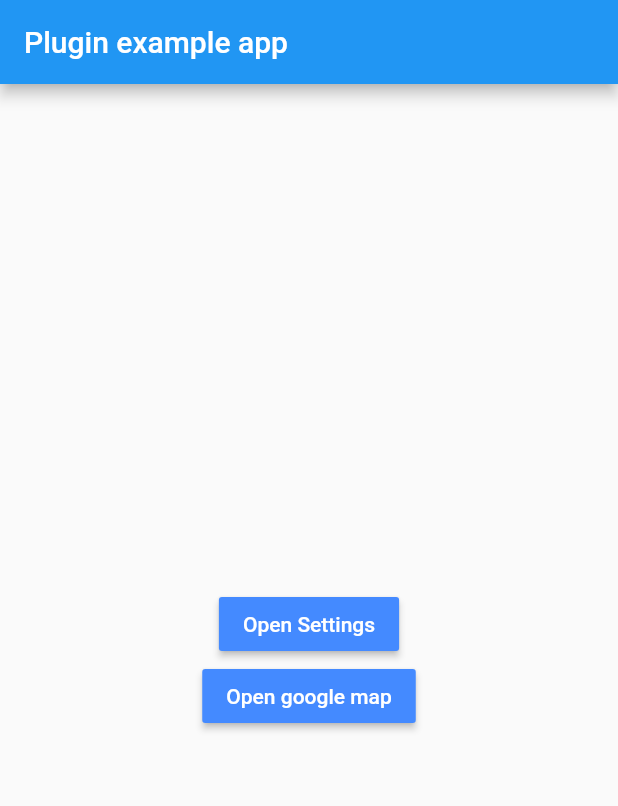
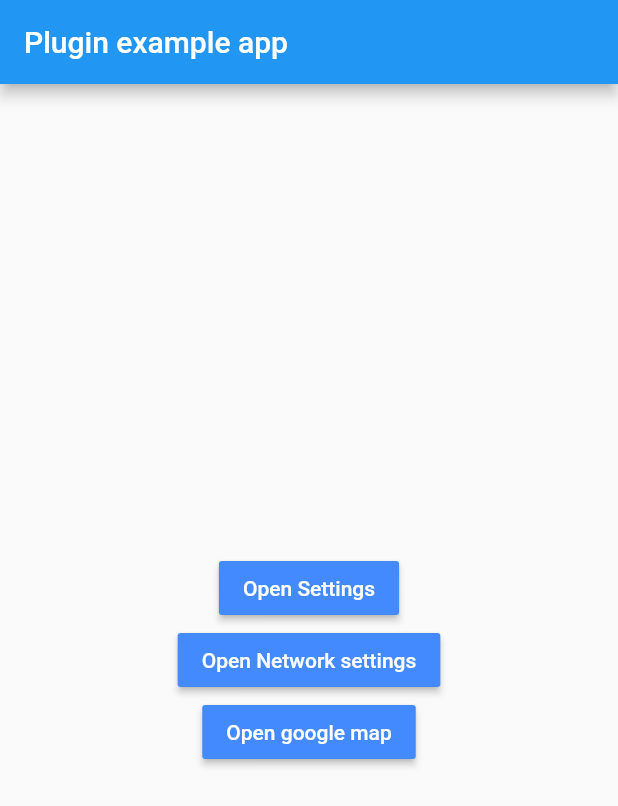
Before and after one commit to best-flutter/linker, a Flutter app: the screen it shows after launch, after a tap on "Open Settings", on a phone screen of 412 x 824 dp. Shown: the top 806 px of the screen. Run offline on Flutter 3.47's test engine with Material 2 defaults, Android fonts, the phone set to English and light mode, and no system bars.

Commit message:
Open settings

```diff
--- a/example/lib/main.dart
+++ b/example/lib/main.dart
@@ -40,14 +40,21 @@ class AndroidExample extends StatelessWidget {
           new Button(
               onPressed: () async {
                 try {
-                  ActivityResult result = await Linker.startActivityForResult(
-                      new Intent.fromAction("android.settings.SETTINGS"), 0);
-                  print(result);
+                  await Linker.openSetting();
                 } on PlatformException catch (e) {
                   print("Open failed $e");
                 }
               },
               label: "Open Settings"),
+          new Button(
+              onPressed: () async {
+                try {
+                  await Linker.openNetworkSetting();
+                } on PlatformException catch (e) {
+                  print("Open failed $e");
+                }
+              },
+              label: "Open Network settings"),
           new Button(
               onPressed: () async {
                 try {
@@ -74,28 +81,24 @@ class IosExample extends StatelessWidget {
       child: new Column(
         mainAxisSize: MainAxisSize.min,
         children: <Widget>[
-
           new Button(
               onPressed: () async {
                 try {
-                 await Linker.openURL("weixin://");
+                  await Linker.openURL("weixin://");
                 } on PlatformException catch (e) {
                   print("Open failed $e");
                 }
               },
               label: "Open Wechat"),
-
           new Button(
               onPressed: () async {
                 try {
-                  await Linker.openURL("App-Prefs:root");
+                  await Linker.openSetting();
                 } on PlatformException catch (e) {
                   print("Open failed $e");
                 }
               },
               label: "Open Settings"),
-
-
           new Button(
               onPressed: () async {
                 try {
@@ -105,8 +108,6 @@ class IosExample extends StatelessWidget {
                 }
               },
               label: "Call 10086"),
-
-
         ],
       ),
     );
--- a/lib/linker.dart
+++ b/lib/linker.dart
@@ -6,6 +6,13 @@ import 'package:meta/meta.dart';
 
 @immutable
 class Intent {
+
+
+  static const String ACTION_WIRELESS_SETTINGS="android.settings.WIRELESS_SETTINGS";
+  static const String ACTION_SETTINGS="android.settings.SETTINGS";
+
+
+
   final String className;
   final String packageName;
   final String action;
@@ -88,7 +95,6 @@ class ActivityResult {
 class Linker {
   static const MethodChannel _channel = const MethodChannel('linker');
 
-
   /// IOS only
   static Future<bool> canOpenURL(String url) async {
     if (!Platform.isIOS)
@@ -96,7 +102,6 @@ class Linker {
     dynamic value = await _channel.invokeMethod("canOpenURL", url);
     return value as bool;
   }
-
 
   /// IOS only,
   static Future<bool> openURL(String url) async {
@@ -118,11 +123,28 @@ class Linker {
   }
 
   /// android only
-  static Future startActivity(Intent intent) async {
+  static Future<bool> startActivity(Intent intent) async {
     if (!Platform.isAndroid)
       throw new Exception("This method must be called in android");
     dynamic value =
         await _channel.invokeMethod("startActivity", intent.toMap());
-    return value;
+    return value as bool;
+  }
+
+  static Future<bool> openSetting() async{
+    if(Platform.isAndroid){
+      return startActivity(new Intent.fromAction(Intent.ACTION_SETTINGS));
+    }else{
+      var value = await _channel.invokeMethod("openSetting");
+      return value as bool;
+    }
+  }
+  static Future<bool> openNetworkSetting() async{
+    if(Platform.isAndroid){
+      return startActivity(new Intent.fromAction(Intent.ACTION_WIRELESS_SETTINGS));
+    }else{
+      var value = await _channel.invokeMethod("openSetting");
+      return value as bool;
+    }
   }
 }
```
Also changed, not shown: 2 other files.
